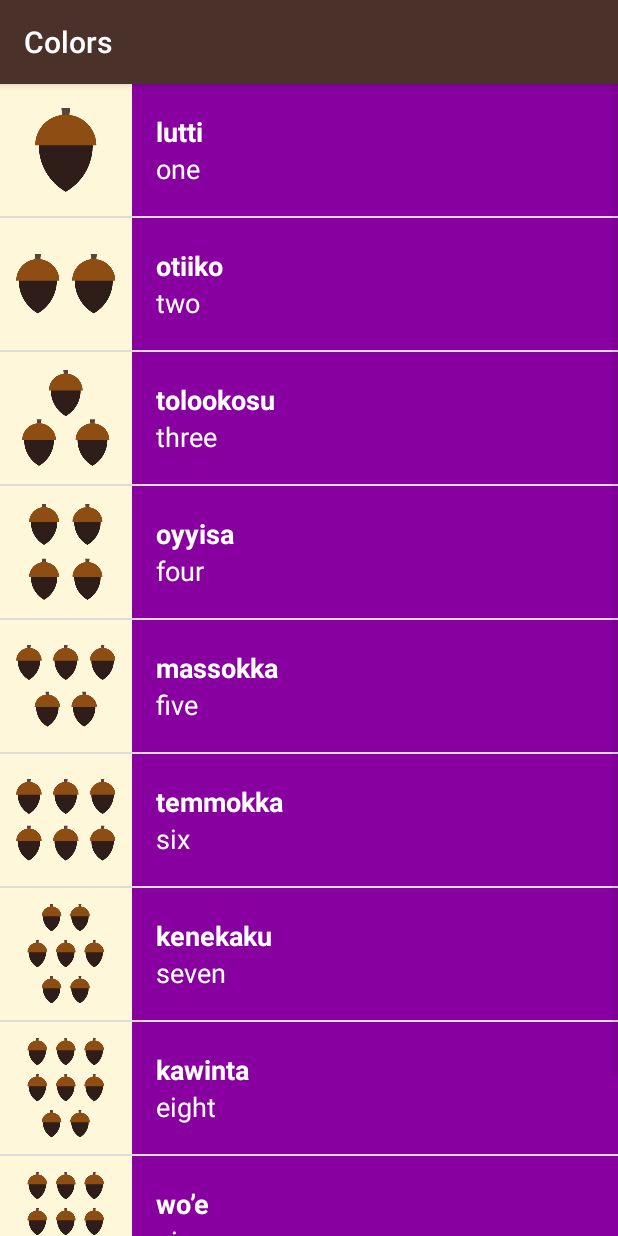
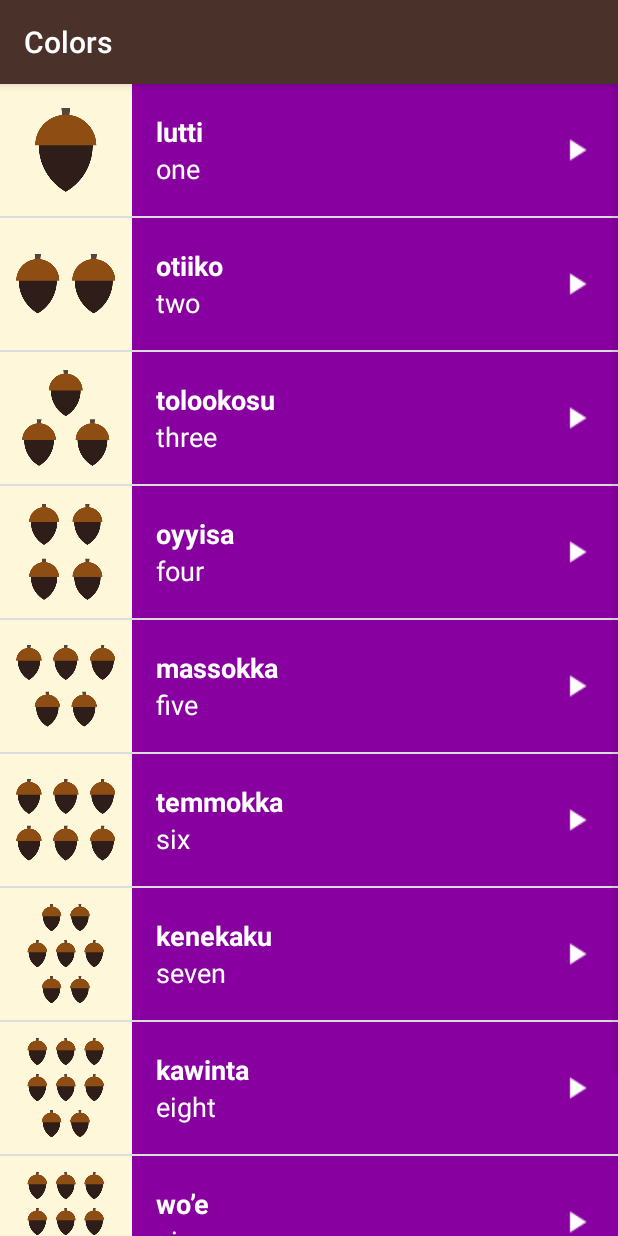
Before and after one commit to aditya08jaiswal/Miwok, an Android app: the ColorsActivity screen opened directly, with no data from a screen before it, on a phone screen of 412 x 824 dp. Run offline under Robolectric (Android 15) with nearby library versions, the phone set to English and light mode, and no system bars.

Commit message:
Add icon and FrameLayout

```diff
--- a/app/src/main/res/layout/list_item.xml
+++ b/app/src/main/res/layout/list_item.xml
@@ -4,9 +4,8 @@
     xmlns:tools="http://schemas.android.com/tools"
     android:background="@color/tan_background"
     android:minHeight="@dimen/list_item_height"
-    android:orientation="horizontal"
     android:layout_width="match_parent"
-    android:layout_height="wrap_content">
+    android:layout_height="@dimen/list_item_height">
 
         <ImageView
             android:id="@+id/image"
@@ -14,17 +13,20 @@
             android:layout_height="@dimen/list_item_height"
             android:src="@mipmap/ic_launcher" />
 
-        <LinearLayout
+        <RelativeLayout
             android:id="@+id/text_container"
             android:layout_width="match_parent"
-            android:layout_height="match_parent"
+            android:layout_height="@dimen/list_item_height"
+            android:layout_alignParentBottom="true"
+            android:layout_alignParentRight="true"
+            android:layout_alignParentTop="true"
             android:orientation="vertical"
             android:paddingLeft="16dp">
 
             <TextView
                 android:id="@+id/miwok_text_view"
                 android:layout_width="match_parent"
-                android:layout_height="0dp"
+                android:layout_height="44dp"
                 android:layout_weight="1"
                 android:gravity="bottom"
                 android:textAppearance="?android:textAppearanceMedium"
@@ -35,13 +37,22 @@
             <TextView
                 android:id="@+id/default_text_view"
                 android:layout_width="match_parent"
-                android:layout_height="0dp"
+                android:layout_height="44dp"
+                android:layout_below="@id/miwok_text_view"
                 android:layout_weight="1"
                 android:gravity="top"
                 android:textAppearance="?android:textAppearanceMedium"
                 android:textColor="@android:color/white"
                 tools:text="one"/>
 
-        </LinearLayout>
+            <ImageView
+                android:layout_width="24dp"
+                android:layout_height="24dp"
+                android:layout_alignParentRight="true"
+                android:layout_centerVertical="true"
+                android:layout_marginRight="16dp"
+                android:src="@drawable/ic_play_arrow"/>
+
+        </RelativeLayout>
 
 </LinearLayout>
```
Also changed, not shown: app/src/main/res/layout/activity_main.xml (+30 -23 lines), app/src/main/res/drawable-hdpi/ic_play_arrow.png (added), app/src/main/res/drawable-mdpi/ic_play_arrow.png (added), app/src/main/res/drawable-mdpi/ic_play_arrow/1x/baseline_play_arrow_white_24dp.png (added), app/src/main/res/drawable-mdpi/ic_play_arrow/2x/baseline_play_arrow_white_24dp.png (added).
